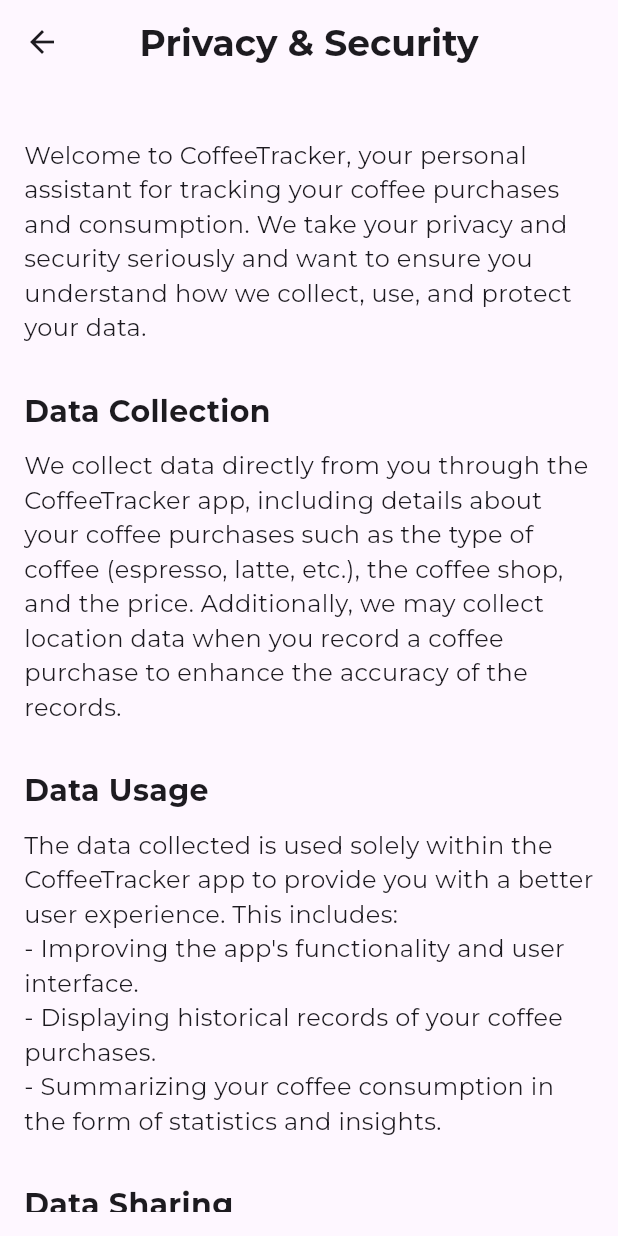
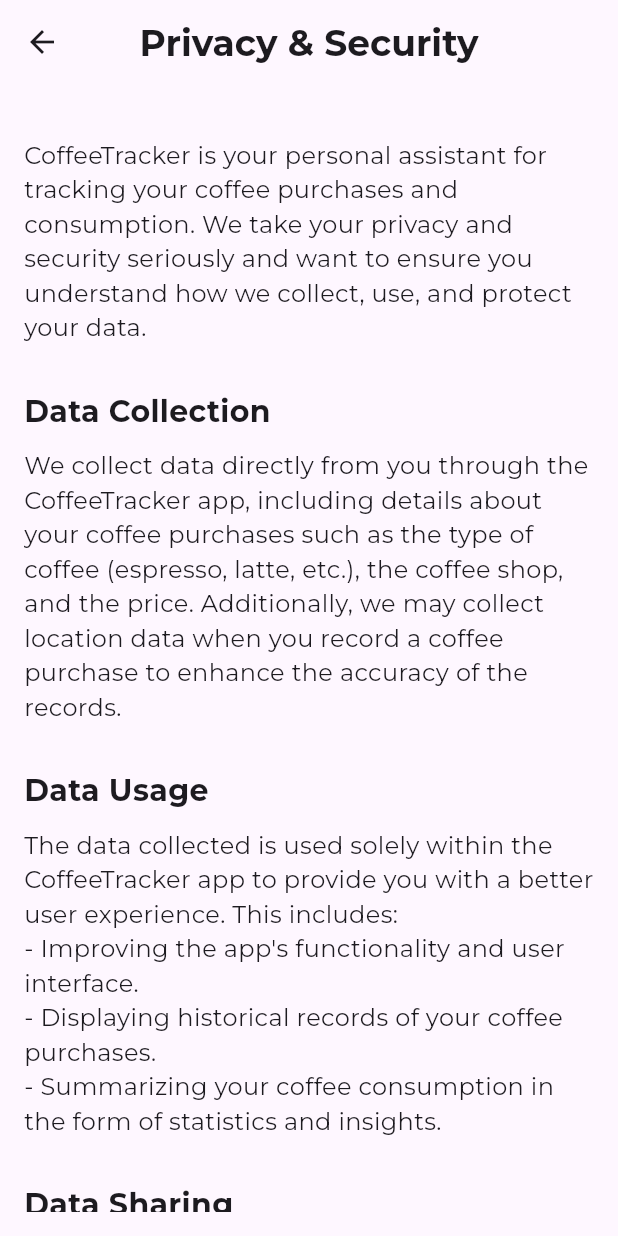
Before and after one commit to KittinatAna/coffeetracker, a Flutter app: the screen it shows after launch, item 4 of the bottom bar chosen, after a tap on "Privacy and Security", on a phone screen of 412 x 824 dp. Run offline on Flutter 3.47's test engine with Material 3 defaults, Android fonts, the light colour scheme and no system bars; our stand-ins replace cloud_firestore, csv, device_info_plus, firebase_core, fl_chart, geocoding and 11 more; missing offline and left inert: google_mlkit_text_recognition; accounts and stored records are empty.

Commit message:
29072024_0245 Updated Statistic and Home page, Deleted tfliteservice.dart

```diff
--- a/coffeetracker/lib/screens/home.dart
+++ b/coffeetracker/lib/screens/home.dart
@@ -1,4 +1,5 @@
 import 'package:coffeetracker/screens/setting.dart';
+import 'package:coffeetracker/screens/settings/about.dart';
 import 'package:coffeetracker/screens/stats/visited_shop.dart';
 import 'package:flutter/material.dart';
 import 'package:google_fonts/google_fonts.dart';
@@ -522,6 +523,27 @@
               },
             ),
           ),
+          Card(
+            color: Colors.white,
+            child: ListTile(
+              title: Text(
+                'About',
+                style: GoogleFonts.montserrat(
+                  fontSize: 16,
+                  fontWeight: FontWeight.bold,
+                ),
+              ),
+              trailing: const Icon(Icons.info, color: Colors.grey),
+              onTap: () {
+                Navigator.push(
+                  context,
+                  NoTransitionPageRoute(
+                    builder: (context) => AboutPage(),
+                  ),
+                );
+              },
+            ),
+          ),
         ],
       );
   }
--- a/coffeetracker/lib/screens/settings/privacy_sercurity.dart
+++ b/coffeetracker/lib/screens/settings/privacy_sercurity.dart
@@ -23,7 +23,7 @@
             children: [
               const SizedBox(height: 20),
               _buildSectionContent(
-                'Welcome to CoffeeTracker, your personal assistant for tracking your coffee purchases and consumption. We take your privacy and security seriously and want to ensure you understand how we collect, use, and protect your data.'
+                'CoffeeTracker is your personal assistant for tracking your coffee purchases and consumption. We take your privacy and security seriously and want to ensure you understand how we collect, use, and protect your data.'
               ),
               _buildSectionTitle('Data Collection'),
               _buildSectionContent(
--- a/coffeetracker/lib/screens/stats/statistic.dart
+++ b/coffeetracker/lib/screens/stats/statistic.dart
@@ -719,13 +719,20 @@
         padding: const EdgeInsets.all(16.0),
         child: Column(
           children: [
-            GestureDetector(
-              onTap: () => _selectDate(context, range),
-              child: Text(
-                dateRange,
-                style: GoogleFonts.montserrat(
-                  fontSize: 16,
-                  fontWeight: FontWeight.normal,
+            SizedBox(
+              height: 35,
+              child: OutlinedButton(
+                onPressed: () => _selectDate(context, range),
+                style: ButtonStyle(
+                  shape: WidgetStateProperty.all(RoundedRectangleBorder(borderRadius: BorderRadius.circular(30.0))),
+                ),
+                child: Text(
+                  dateRange,
+                  style: GoogleFonts.montserrat(
+                    fontSize: 16,
+                    fontWeight: FontWeight.w500,
+                    color: Colors.black54
+                  ),
                 ),
               ),
             ),
--- a/coffeetracker/pubspec.yaml
+++ b/coffeetracker/pubspec.yaml
@@ -62,6 +62,3 @@
     - assets/coffee-machine.png
     - assets/money_grey.png
     - assets/favourite.png
-    - assets/volume_forecast_model_simple.tflite
-    - assets/volume_forecast_model_6m.tflite
-    - assets/expenditure_forecast_model_3m.tflite
```
Also changed, not shown: coffeetracker/lib/screens/stats/predictive_analytics.dart (+0 -7 lines), coffeetracker/lib/services/tfliteservice.dart (deleted, +0 -52 lines), coffeetracker/assets/logo-2.png (deleted), 3 other files.
